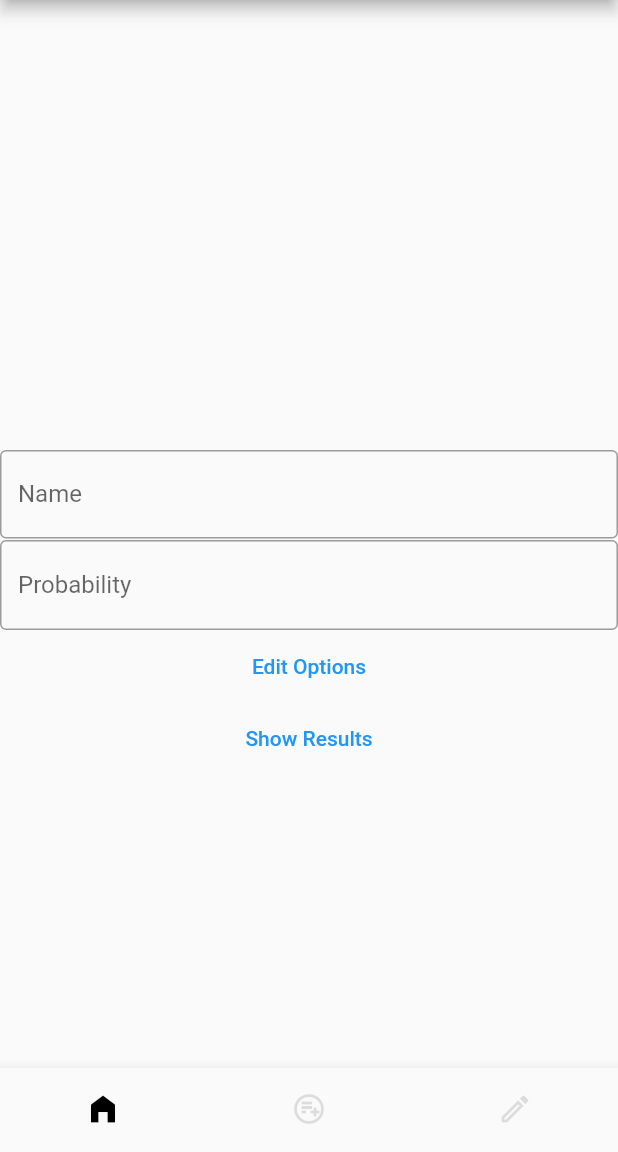
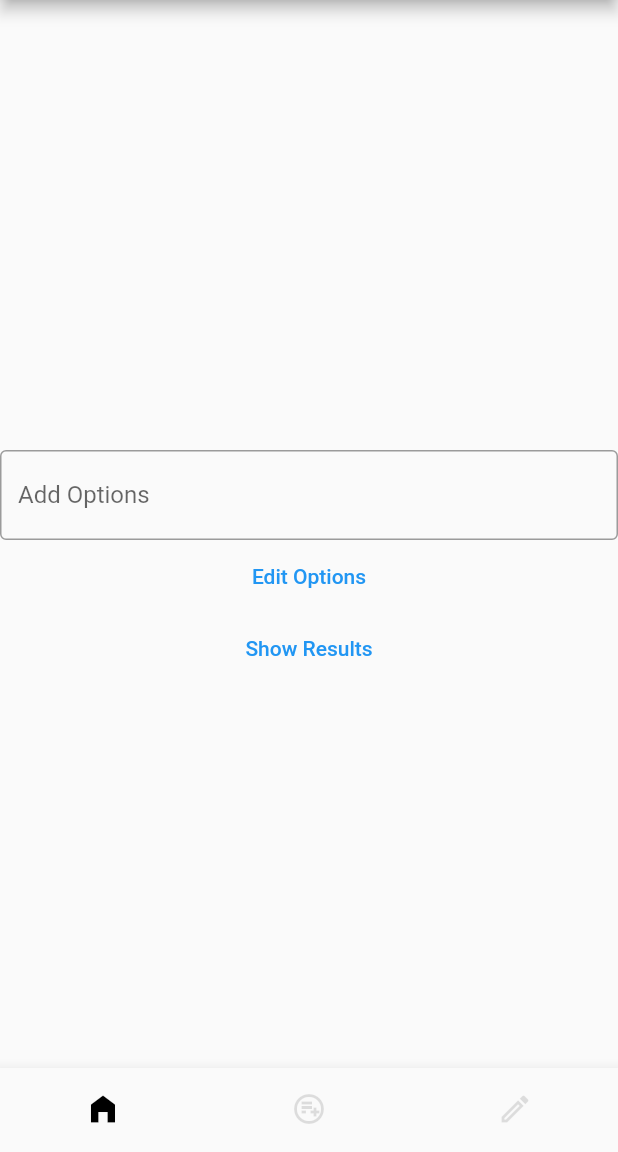
Before and after one commit to h11mech017/drawx, a Flutter app: the screen it shows after launch, on a phone screen of 412 x 824 dp, the part 84-1236 px from its top. Run offline on Flutter 3.47's test engine with Material 2 defaults, Android fonts, the phone set to English and light mode, and no system bars.

Commit message:
removed the option to input the probability.

```diff
--- a/lib/pages/Component/Draw_Live_Chart.dart
+++ b/lib/pages/Component/Draw_Live_Chart.dart
@@ -13,18 +13,16 @@ class _DrawLiveWidgetState extends State<DrawLiveWidget> {
   List<double> prob = [];
   List<String> options = [];
   final TextEditingController _nameController = TextEditingController();
-  final TextEditingController _probController = TextEditingController();
 
   bool _showWheel = false;
   List<String> _results = []; // Add a list to store the results
 
   void _addOption() {
     setState(() {
-      if (_nameController.text.isNotEmpty && _probController.text.isNotEmpty) {
+      if (_nameController.text.isNotEmpty) {
         options.add(_nameController.text);
-        prob.add(double.tryParse(_probController.text) ?? 1.0);
+        prob.add(1 / options.length);
         _nameController.clear();
-        _probController.clear();
       }
     });
 
@@ -89,30 +87,34 @@ class _DrawLiveWidgetState extends State<DrawLiveWidget> {
                 obscureText: false,
                 controller: _nameController,
                 onSubmitted: (_) => _addOption(),
-                decoration: const InputDecoration(
-                  border: OutlineInputBorder(),
-                  labelText: "Name",
-                ),
-              ),
-            ),
-            SizedBox(
-              width: 450,
-              height: 60,
-              child: TextField(
-                obscureText: false,
-                controller: _probController,
-                keyboardType: TextInputType.number,
-                onSubmitted: (_) => _addOption(),
                 decoration: InputDecoration(
                   suffix: TextButton(
                     onPressed: _addOption,
                     child: const Text('Add'),
                   ),
-                  border: const OutlineInputBorder(),
-                  labelText: "Probability",
+                  border: OutlineInputBorder(),
+                  labelText: "Add Options",
                 ),
               ),
             ),
+            // SizedBox(
+            //   width: 450,
+            //   height: 60,
+            //   child: TextField(
+            //     obscureText: false,
+            //     controller: _probController,
+            //     keyboardType: TextInputType.number,
+            //     onSubmitted: (_) => _addOption(),
+            //     decoration: InputDecoration(
+            //       suffix: TextButton(
+            //         onPressed: _addOption,
+            //         child: const Text('Add'),
+            //       ),
+            //       //border: const OutlineInputBorder(),
+            //       //labelText: "Probability",
+            //     ),
+            //   ),
+            // ),
             TextButton(
               onPressed: _openEditWheelOfFortune,
               child: const Text('Edit Options'), // Add a button to open the EditWheelOfFortune page
```
